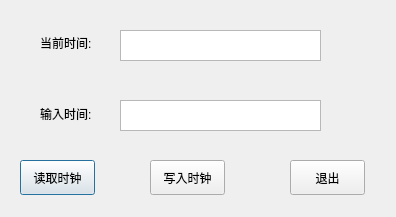
First picture: the form in Project/pro/ui/sys_timesync.ui, repository Paul3326/FFT_4Qt, before the edit.
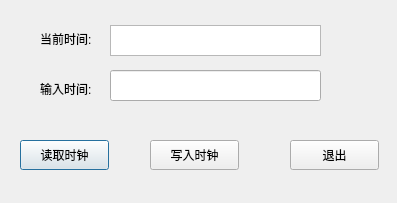
Second picture: the form after the edit.

```diff
--- a/Project/pro/ui/sys_timesync.ui
+++ b/Project/pro/ui/sys_timesync.ui
@@ -6,46 +6,46 @@
    <rect>
     <x>0</x>
     <y>0</y>
-    <width>396</width>
-    <height>217</height>
+    <width>397</width>
+    <height>203</height>
    </rect>
   </property>
   <property name="windowTitle">
    <string>Dialog</string>
   </property>
-  <widget class="QTextEdit" name="textEdit_enter">
+  <widget class="QLabel" name="label">
    <property name="geometry">
     <rect>
-     <x>120</x>
-     <y>100</y>
-     <width>201</width>
-     <height>31</height>
-    </rect>
-   </property>
-   <property name="focusPolicy">
-    <enum>Qt::ClickFocus</enum>
-   </property>
-  </widget>
-  <widget class="QTextEdit" name="textEdit_sys">
-   <property name="geometry">
-    <rect>
-     <x>120</x>
+     <x>40</x>
      <y>30</y>
-     <width>201</width>
-     <height>31</height>
+     <width>67</width>
+     <height>17</height>
     </rect>
    </property>
-   <property name="textInteractionFlags">
-    <set>Qt::NoTextInteraction</set>
+   <property name="text">
+    <string>当前时间:</string>
+   </property>
+  </widget>
+  <widget class="QLabel" name="label_2">
+   <property name="geometry">
+    <rect>
+     <x>40</x>
+     <y>80</y>
+     <width>67</width>
+     <height>17</height>
+    </rect>
+   </property>
+   <property name="text">
+    <string>输入时间:</string>
    </property>
   </widget>
   <widget class="QPushButton" name="pushButton_read">
    <property name="geometry">
     <rect>
      <x>20</x>
-     <y>160</y>
-     <width>75</width>
-     <height>35</height>
+     <y>140</y>
+     <width>89</width>
+     <height>30</height>
     </rect>
    </property>
    <property name="text">
@@ -56,9 +56,9 @@
    <property name="geometry">
     <rect>
      <x>150</x>
-     <y>160</y>
-     <width>75</width>
-     <height>35</height>
+     <y>140</y>
+     <width>89</width>
+     <height>30</height>
     </rect>
    </property>
    <property name="text">
@@ -69,40 +69,34 @@
    <property name="geometry">
     <rect>
      <x>290</x>
-     <y>160</y>
-     <width>75</width>
-     <height>35</height>
+     <y>140</y>
+     <width>89</width>
+     <height>30</height>
     </rect>
    </property>
    <property name="text">
     <string>退出</string>
    </property>
   </widget>
-  <widget class="QLabel" name="label">
+  <widget class="QTextEdit" name="textEdit_sys">
    <property name="geometry">
     <rect>
-     <x>40</x>
-     <y>34</y>
-     <width>67</width>
-     <height>17</height>
+     <x>110</x>
+     <y>25</y>
+     <width>211</width>
+     <height>31</height>
     </rect>
    </property>
-   <property name="text">
-    <string>当前时间:</string>
-   </property>
   </widget>
-  <widget class="QLabel" name="label_2">
+  <widget class="QLineEdit" name="lineEdit_input">
    <property name="geometry">
     <rect>
-     <x>40</x>
-     <y>105</y>
-     <width>67</width>
-     <height>17</height>
+     <x>110</x>
+     <y>70</y>
+     <width>211</width>
+     <height>31</height>
     </rect>
    </property>
-   <property name="text">
-    <string>输入时间:</string>
-   </property>
   </widget>
  </widget>
  <resources/>
```
